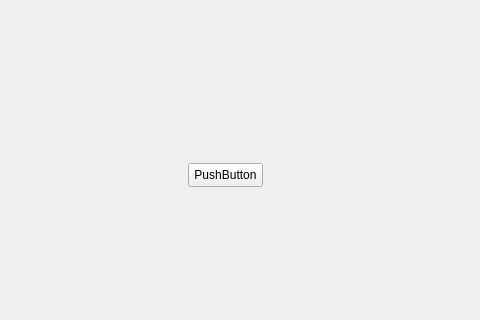
Zorghost/HTW-Connect, file HTW-Connect/login.ui: the form before one commit; both pictures show x 102 to 582 and y 97 to 417 of the 800 by 600 pixel window.
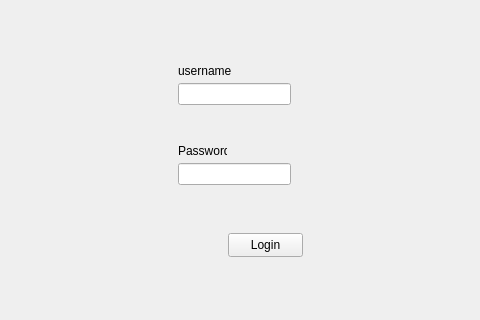
The form after the commit.

Commit message: modifying login forms

Patch:
```diff
--- a/HTW-Connect/login.ui
+++ b/HTW-Connect/login.ui
@@ -17,14 +17,63 @@
    <widget class="QPushButton" name="pushButton">
     <property name="geometry">
      <rect>
-      <x>290</x>
-      <y>260</y>
+      <x>330</x>
+      <y>330</y>
       <width>75</width>
       <height>24</height>
      </rect>
     </property>
     <property name="text">
-     <string>PushButton</string>
+     <string>Login</string>
+    </property>
+   </widget>
+   <widget class="QLabel" name="label">
+    <property name="geometry">
+     <rect>
+      <x>280</x>
+      <y>160</y>
+      <width>71</width>
+      <height>16</height>
+     </rect>
+    </property>
+    <property name="text">
+     <string>username</string>
+    </property>
+   </widget>
+   <widget class="QLabel" name="label_2">
+    <property name="geometry">
+     <rect>
+      <x>280</x>
+      <y>240</y>
+      <width>49</width>
+      <height>16</height>
+     </rect>
+    </property>
+    <property name="text">
+     <string>Password</string>
+    </property>
+   </widget>
+   <widget class="QLineEdit" name="lineEdit">
+    <property name="geometry">
+     <rect>
+      <x>280</x>
+      <y>180</y>
+      <width>113</width>
+      <height>22</height>
+     </rect>
+    </property>
+   </widget>
+   <widget class="QLineEdit" name="lineEdit_2">
+    <property name="geometry">
+     <rect>
+      <x>280</x>
+      <y>260</y>
+      <width>113</width>
+      <height>22</height>
+     </rect>
+    </property>
+    <property name="inputMethodHints">
+     <set>Qt::ImhHiddenText|Qt::ImhSensitiveData</set>
     </property>
    </widget>
   </widget>
```
The commit also changes 4 other files.
